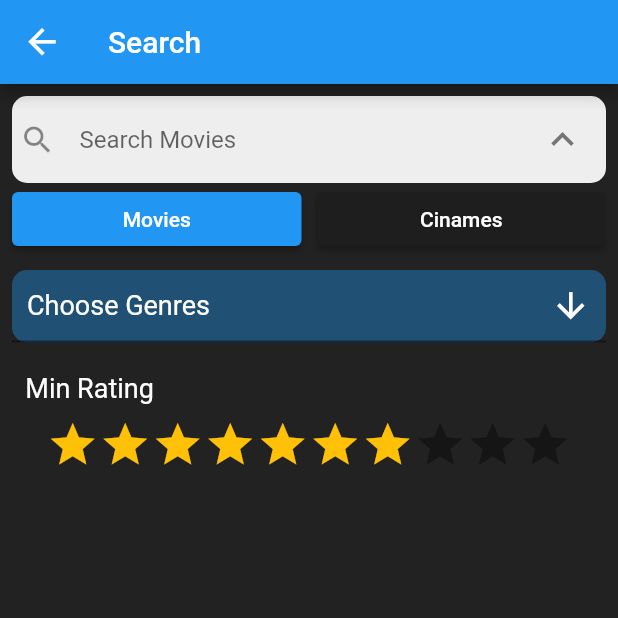
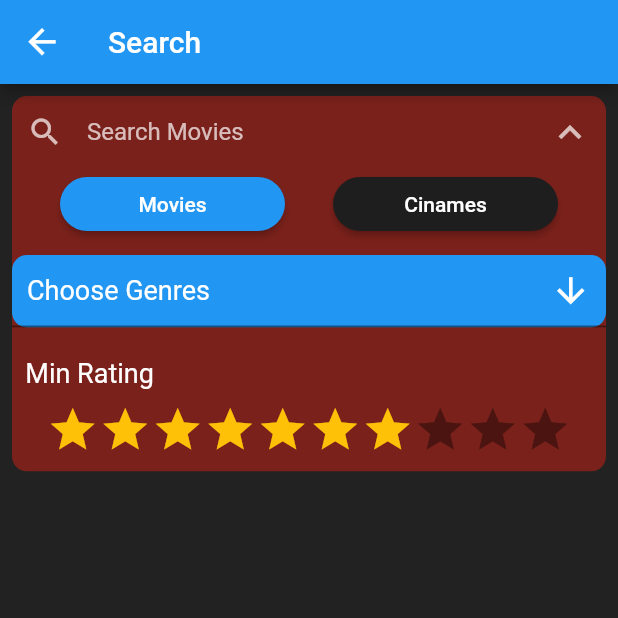
Before and after one commit to SarahElzayat/Flutter-Cinema-Guide, a Flutter app: the SearchScreen screen opened directly, after a tap on the "expand more" icon, on a phone screen of 412 x 824 dp, the top half of it. Run offline on Flutter 3.47's test engine with Material 2 defaults, Android fonts, the phone set to English and light mode, and no system bars; drawn by our look-alikes of flutter_rating_bar, multi_select_flutter; our stand-ins replace bloc, blur, conditional_builder_null_safety, dio, flutter_bloc, google_fonts and 2 more; missing offline and left inert: material_color_generator; network calls fail.

Commit message:
changed some colors

```diff
--- a/lib/screens/search_screen.dart
+++ b/lib/screens/search_screen.dart
@@ -45,19 +45,29 @@ class _SearchScreenState extends State<SearchScreen> {
           children: [
             Container(
               // margin: const EdgeInsets.all(10),
-              padding: const EdgeInsets.all(5),
+              padding: const EdgeInsets.only(left: 10),
               decoration: BoxDecoration(
-                color: Colors.grey[200],
-                borderRadius: BorderRadius.circular(10),
+                color: const Color.fromARGB(255, 123, 33, 27),
+                borderRadius: _expanded
+                    ? const BorderRadius.only(
+                        topLeft: Radius.circular(10),
+                        topRight: Radius.circular(10))
+                    : BorderRadius.circular(10),
               ),
               child: Row(
                 children: [
                   Expanded(
                     child: TextField(
+                      style: const TextStyle(color: Colors.white),
+                      cursorColor: Colors.white,
                       decoration: InputDecoration(
                         border: InputBorder.none,
                         hintText: 'Search ${_isMovies ? "Movies" : "Cinames"}',
-                        icon: const Icon(Icons.search),
+                        hintStyle: const TextStyle(color: Colors.white70),
+                        icon: const Icon(
+                          Icons.search,
+                          color: Colors.white70,
+                        ),
                       ),
                       onChanged: (value) {
                         _chosenTitle = value;
@@ -83,24 +93,37 @@ class _SearchScreenState extends State<SearchScreen> {
                       },
                       icon: Icon(
                           _expanded ? Icons.expand_less : Icons.expand_more,
-                          color: Colors.grey[600],
+                          color: Colors.white70,
                           size: 30))
                 ],
               ),
             ),
             if (_expanded)
-              Column(
+              Container(
+                decoration: const BoxDecoration(
+                  color: Color.fromARGB(255, 123, 33, 27),
+                  borderRadius: BorderRadius.only(
+                      bottomLeft: Radius.circular(10),
+                      bottomRight: Radius.circular(10)),
+                ),
+                child: Column(
                   children: [
                     Container(
                       // clipBehavior: Clip.antiAlias,
-                    decoration:
-                        BoxDecoration(borderRadius: BorderRadius.circular(20)),
+                      decoration: BoxDecoration(
+                          borderRadius: BorderRadius.circular(20)),
                       child: Row(
-                      mainAxisAlignment: MainAxisAlignment.center,
+                        mainAxisAlignment: MainAxisAlignment.spaceEvenly,
                         children: [
-                        Expanded(
+                          Container(
+                            width: 150,
+                            decoration: BoxDecoration(
+                                borderRadius: BorderRadius.circular(20)),
                             child: ElevatedButton(
                                 style: ElevatedButton.styleFrom(
+                                    shape: RoundedRectangleBorder(
+                                        borderRadius:
+                                            BorderRadius.circular(50)),
                                     backgroundColor: _isMovies
                                         ? Theme.of(context).primaryColor
                                         : const Color.fromARGB(
@@ -115,13 +138,15 @@ class _SearchScreenState extends State<SearchScreen> {
                                 child: const Text(
                                   "Movies",
                                   style: TextStyle(color: Colors.white),
-                                ))),
+                                )),
+                          ),
                           SizedBox(
-                          width: 10,
-                        ),
-                        Expanded(
+                            width: 150,
                             child: ElevatedButton(
                                 style: ElevatedButton.styleFrom(
+                                    shape: RoundedRectangleBorder(
+                                        borderRadius:
+                                            BorderRadius.circular(50)),
                                     backgroundColor: _isMovies
                                         ? const Color.fromARGB(255, 30, 30, 30)
                                         : Theme.of(context).primaryColor),
@@ -132,10 +157,11 @@ class _SearchScreenState extends State<SearchScreen> {
                                     });
                                   }
                                 },
-                                child: Text(
+                                child: const Text(
                                   "Cinames",
                                   style: TextStyle(color: Colors.white),
-                                ))),
+                                )),
+                          ),
                         ],
                       ),
                     ),
@@ -147,17 +173,17 @@ class _SearchScreenState extends State<SearchScreen> {
                           children: [
                             Container(
                               decoration: BoxDecoration(
-                              color: Theme.of(context)
-                                  .primaryColor
-                                  .withOpacity(.4),
+                                color: Theme.of(context).primaryColor,
                                 borderRadius: BorderRadius.circular(10),
                               ),
                               child: MultiSelectBottomSheetField<String?>(
                                 initialChildSize: 0.4,
-                              backgroundColor: Colors.grey[700],
+                                backgroundColor:
+                                    const Color.fromARGB(255, 101, 101, 101),
                                 searchable: true,
                                 buttonText: Text("Choose Genres",
-                                  style: Theme.of(context).textTheme.bodyText1),
+                                    style:
+                                        Theme.of(context).textTheme.bodyText1),
                                 title: const Text("Genres"),
                                 items: _genres
                                     .map((e) => MultiSelectItem(e, e))
@@ -165,7 +191,6 @@ class _SearchScreenState extends State<SearchScreen> {
                                 listType: MultiSelectListType.CHIP,
                                 onConfirm: (values) {
                                   _chosenGenres = values;
-                                print(_chosenGenres);
                                 },
                                 chipDisplay: MultiSelectChipDisplay(
                                   // the displayed chips after selection
@@ -202,6 +227,7 @@ class _SearchScreenState extends State<SearchScreen> {
                         ),
                       ),
                   ],
+                ),
               ),
             Expanded(
               child: ListView.separated(
```
Lines whose indentation alone changed are shown as unchanged.
